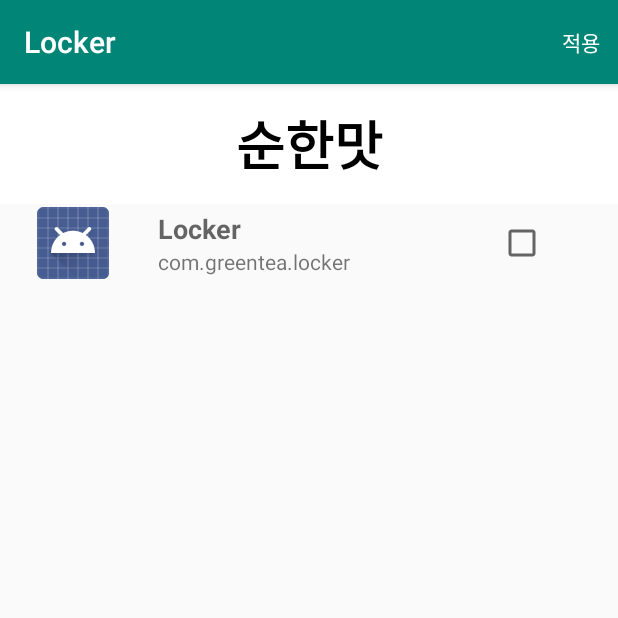
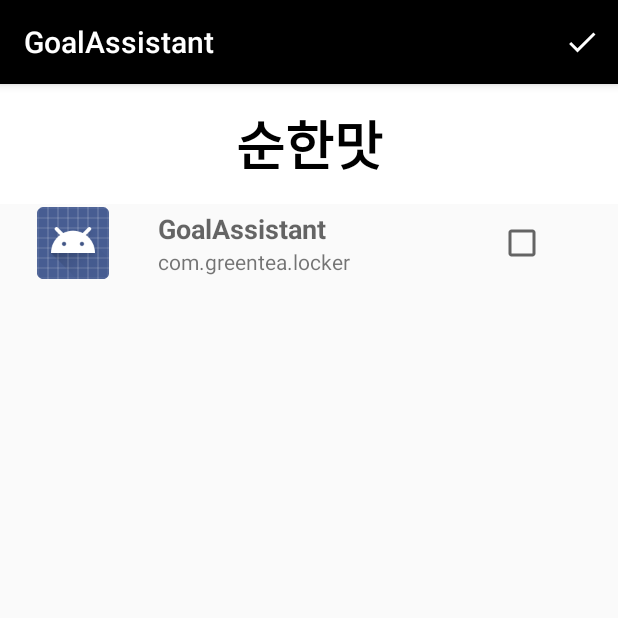
Before and after one commit to bsgreentea/GoalAssistant, an Android app: the AppInfoActivity screen opened directly, with no data from a screen before it, on a phone screen of 412 x 824 dp, the top half of it. Run offline under Robolectric (Android 15) with nearby library versions, the phone set to English and light mode, and no system bars; 7 statements that could not run were skipped.

Commit message:
색 변경
액션바 타이틀 색상 변경

```diff
--- /dev/null
+++ b/Locker/app/src/main/res/drawable/ic_done_white_24dp.xml
@@ -0,0 +1,5 @@
+<vector android:height="24dp" android:tint="#FFFFFF"
+    android:viewportHeight="24.0" android:viewportWidth="24.0"
+    android:width="24dp" xmlns:android="http://schemas.android.com/apk/res/android">
+    <path android:fillColor="#FF000000" android:pathData="M9,16.2L4.8,12l-1.4,1.4L9,19 21,7l-1.4,-1.4L9,16.2z"/>
+</vector>
--- /dev/null
+++ b/Locker/app/src/main/res/drawable/ic_edit_white_24dp.xml
@@ -0,0 +1,5 @@
+<vector android:height="24dp" android:tint="#FFFFFF"
+    android:viewportHeight="24.0" android:viewportWidth="24.0"
+    android:width="24dp" xmlns:android="http://schemas.android.com/apk/res/android">
+    <path android:fillColor="#FF000000" android:pathData="M3,17.25V21h3.75L17.81,9.94l-3.75,-3.75L3,17.25zM20.71,7.04c0.39,-0.39 0.39,-1.02 0,-1.41l-2.34,-2.34c-0.39,-0.39 -1.02,-0.39 -1.41,0l-1.83,1.83 3.75,3.75 1.83,-1.83z"/>
+</vector>
--- a/Locker/app/src/main/res/menu/app_menu.xml
+++ b/Locker/app/src/main/res/menu/app_menu.xml
@@ -3,7 +3,8 @@
     xmlns:app="http://schemas.android.com/apk/res-auto">
 
     <item android:id="@+id/apply_btn"
-        android:title="적용"
+        android:icon="@drawable/ic_done_white_24dp"
+        android:title="done"
         app:showAsAction="always"/>
 
 </menu>
--- a/Locker/app/src/main/res/values/colors.xml
+++ b/Locker/app/src/main/res/values/colors.xml
@@ -3,4 +3,5 @@
     <color name="colorPrimary">#008577</color>
     <color name="colorPrimaryDark">#00574B</color>
     <color name="colorAccent">#D81B60</color>
+    <color name="ActionBarBackground">#000000</color>
 </resources>
--- a/Locker/app/src/main/res/values/strings.xml
+++ b/Locker/app/src/main/res/values/strings.xml
@@ -1,5 +1,5 @@
 <resources>
-    <string name="app_name">Locker</string>
+    <string name="app_name">GoalAssistant</string>
     <string name="loading">로딩중</string>
     <string name="menu_download">다운로드</string>
     <string name="menu_all">전체</string>
--- a/Locker/app/src/main/res/values/styles.xml
+++ b/Locker/app/src/main/res/values/styles.xml
@@ -3,9 +3,22 @@
     <!-- Base application theme. -->
     <style name="AppTheme" parent="Theme.AppCompat.Light.DarkActionBar">
         <!-- Customize your theme here. -->
-        <item name="colorPrimary">@color/colorPrimary</item>
+        <!--<item name="colorPrimary">@color/colorPrimary</item>-->
+        <item name="colorPrimary">#000000</item>
         <item name="colorPrimaryDark">@color/colorPrimaryDark</item>
         <item name="colorAccent">@color/colorAccent</item>
+        <!--<item name="actionMenuTextColor">#FFFFFF</item>-->
+        <!--<item name="android:textColor">#FFFFFF</item>-->
+        <!--<item name="android:color">#FFFFFF</item>-->
+        <item name="actionBarStyle">@style/ActionBarStyle</item>
+    </style>
+
+    <style name="ActionBarStyle" parent="@style/Widget.AppCompat.Light.ActionBar.Solid">
+        <item name="android:titleTextStyle">@style/TitleBarTextColor</item>
+    </style>
+
+    <style name="TitleBarTextColor" parent="@style/TextAppearance.AppCompat.Widget.ActionBar.Title">
+        <item name="android:textColor">#FFFFFF</item>
     </style>
 
 </resources>
```
Also changed, not shown: Locker/app/src/main/res/layout/activity_main.xml (+15 -0 lines).
